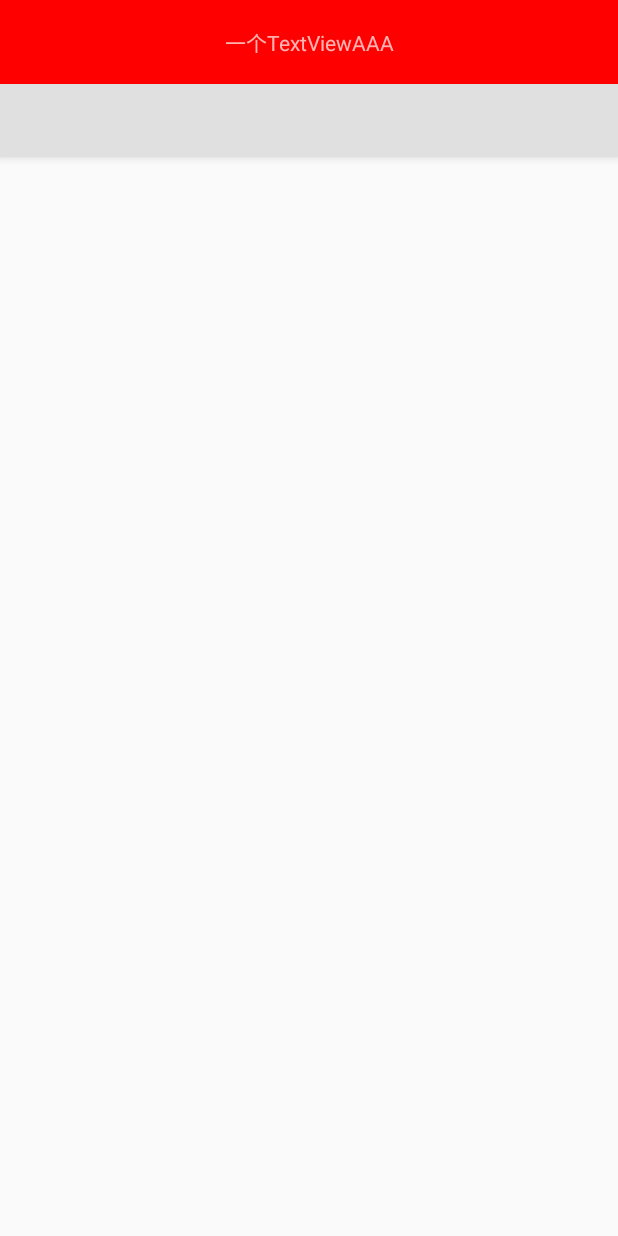
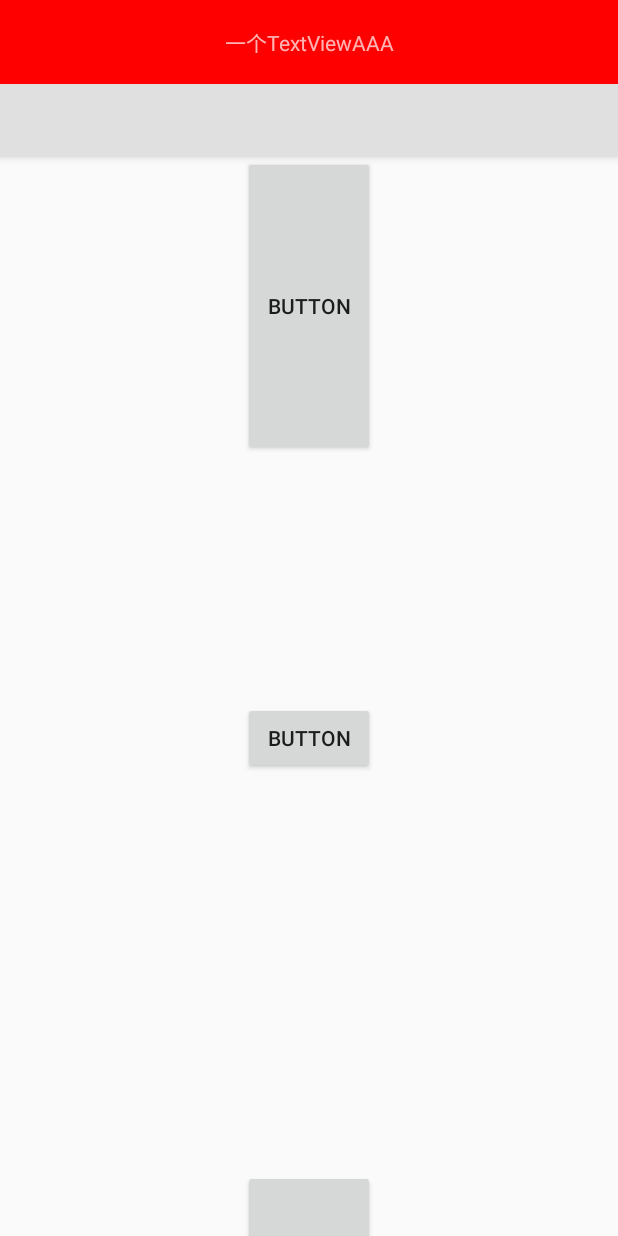
Before and after one commit to xieqq8/x_android, an Android app: the layout activity_scrolling.xml on its own in the app's theme, with its tools: preview values and no code run, on a phone screen of 412 x 824 dp. Run offline under Robolectric (Android 15) with nearby library versions, the phone set to English and light mode, and no system bars.

Commit message:
xie 重新编译后，错误消失

```diff
--- a/appxxx/src/main/java/com/xxx/appxxx/ui/fragment/Fg200Books.java
+++ b/appxxx/src/main/java/com/xxx/appxxx/ui/fragment/Fg200Books.java
@@ -70,15 +70,15 @@ public class Fg200Books extends BackHandledFragment {
     public void initView() {
         LogX.getLogger().d("Fg200Books initView:" + mParam1);
 
-//        Button btn = (Button) mLayoutView.findViewById(R.id.button);
-//        btn.setText(mParam2);
-//        btn.setOnClickListener(new View.OnClickListener() {
-//                                   @Override
-//                                   public void onClick(View v) {
-//                                       startActivity(new Intent(getContext(), Act002Login.class));//Act00NavBar
-//                                   }
-//                               }
-//        );
+        Button btn = (Button) mLayoutView.findViewById(R.id.button);
+        btn.setText(mParam2);
+        btn.setOnClickListener(new View.OnClickListener() {
+                                   @Override
+                                   public void onClick(View v) {
+                                       startActivity(new Intent(getContext(), Act002Login.class));//Act00NavBar
+                                   }
+                               }
+        );
 
     }
 
--- a/appxxx/src/main/res/layout/activity_scrolling.xml
+++ b/appxxx/src/main/res/layout/activity_scrolling.xml
@@ -64,21 +64,31 @@
         android:scrollbars="none"
         app:layout_behavior="@string/appbar_scrolling_view_behavior">
 
-        <FrameLayout
+        <RelativeLayout
             android:layout_width="match_parent"
             android:layout_height="match_parent"
             android:orientation="vertical">
-
-            <!--<Button-->
-                <!--android:id="@+id/button123"-->
-                <!--android:layout_width="wrap_content"-->
-                <!--android:layout_height="wrap_content"-->
-                <!--android:layout_centerInParent="true"-->
-                <!--android:text="Button">-->
-
-            <!--</Button>-->
-        </FrameLayout>
-
+            <Button
+                android:id="@+id/btntop"
+                android:layout_width="wrap_content"
+                android:layout_height="200dp"
+                android:layout_centerInParent="true"
+                android:layout_alignParentTop="true"
+                android:text="Button"/>
+            <Button
+                android:id="@+id/button"
+                android:layout_width="wrap_content"
+                android:layout_height="wrap_content"
+                android:layout_centerInParent="true"
+                android:text="Button"/>
+            <Button
+                android:id="@+id/button123"
+                android:layout_width="wrap_content"
+                android:layout_height="100dp"
+                android:layout_centerInParent="true"
+                android:layout_alignParentBottom="true"
+                android:text="Button"/>
+        </RelativeLayout>
 
         <!--<android.support.v4.view.ViewPager-->
         <!--android:id="@+id/main_vp_container"-->
```
